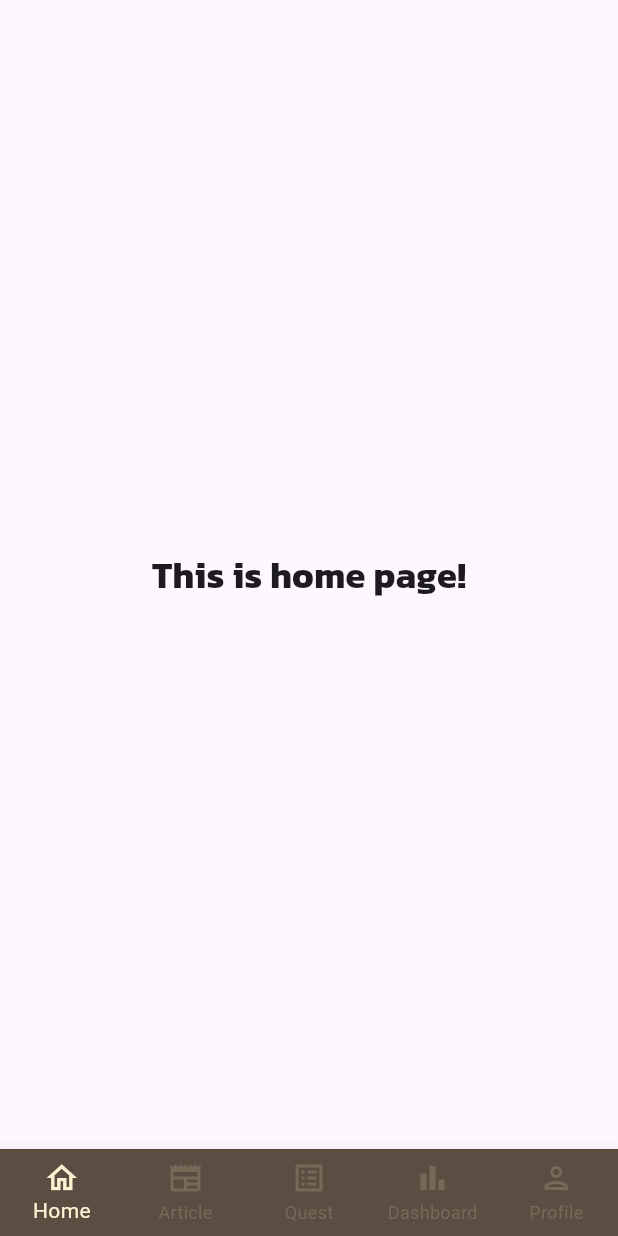
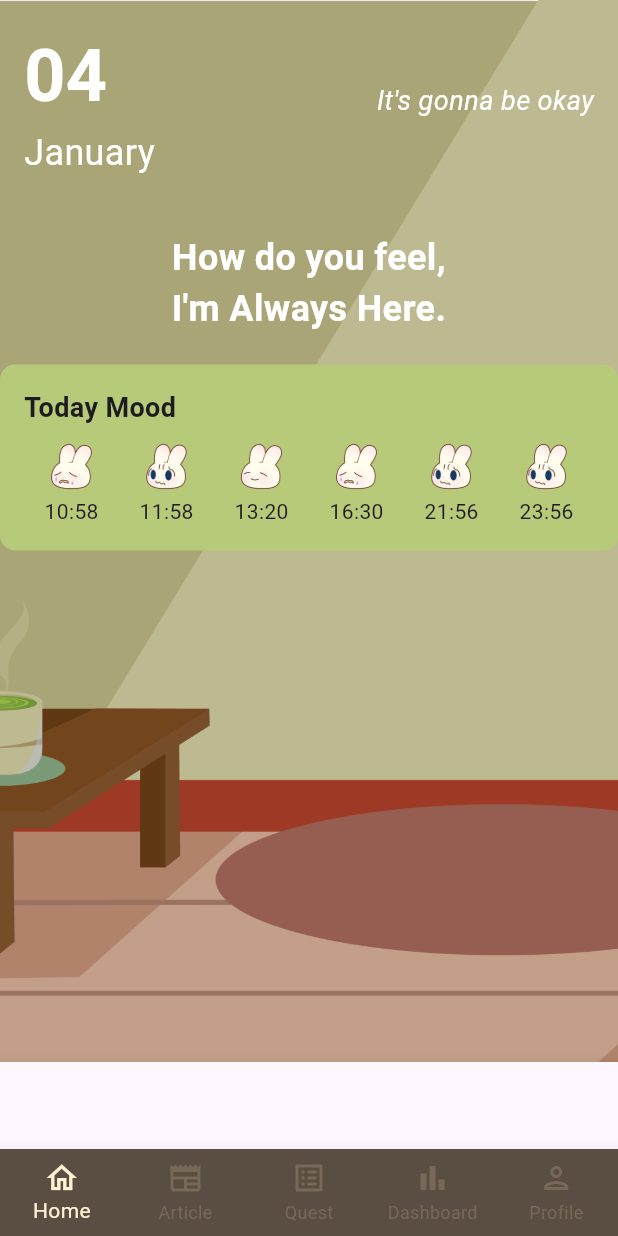
Before and after one commit to lipikakanlayarit/MobileApplication-Project-15, a Flutter app: the screen it shows after launch, on a phone screen of 412 x 824 dp. Run offline on Flutter 3.47's test engine with Material 3 defaults, Android fonts, the phone set to English and light mode, and no system bars.

Commit message:
home page
ยังมะเสร็จ

```diff
--- a/lib/pages/home_page.dart
+++ b/lib/pages/home_page.dart
@@ -1,21 +1,149 @@
 import 'package:flutter/material.dart';
+import 'package:flutter/services.dart';
 
 class HomePage extends StatelessWidget {
   const HomePage({super.key});
 
   @override
   Widget build(BuildContext context) {
-    return const Scaffold(
-      body: Center(
-        child: Text(
-          'This is home page!',
-          style: TextStyle(
-            fontFamily: 'Kanit',
-            fontSize: 24,
-            fontWeight: FontWeight.bold,
+    return Scaffold(
+      body: Stack(
+        children: [
+          // Background Image
+          Positioned.fill(
+            child: Image.asset(
+              'assets/images/HomeBackground-01.png',
+              fit: BoxFit.cover,
+            ),
           ),
-        ),
+          Column(
+            children: [
+              Container(
+                padding: const EdgeInsets.all(16.0),
+                child: Row(
+                  mainAxisAlignment: MainAxisAlignment.spaceBetween,
+                  children: [
+                    Column(
+                      crossAxisAlignment: CrossAxisAlignment.start,
+                      children: const [
+                        Text(
+                          '04',
+                          style: TextStyle(
+                            fontSize: 48,
+                            fontWeight: FontWeight.bold,
+                            color: Colors.white,
+                          ),
+                        ),
+                        Text(
+                          'January',
+                          style: TextStyle(
+                            fontSize: 24,
+                            color: Colors.white,
+                          ),
+                        ),
+                      ],
+                    ),
+                    const Text(
+                      'It\'s gonna be okay',
+                      style: TextStyle(
+                        fontSize: 18,
+                        fontStyle: FontStyle.italic,
+                        color: Colors.white,
+                      ),
+                    ),
+                  ],
+                ),
+              ),
+              const SizedBox(height: 20),
+              const Center(
+                child: Text(
+                  'How do you feel,\nI\'m Always Here.',
+                  textAlign: TextAlign.center,
+                  style: TextStyle(
+                    fontSize: 24,
+                    fontWeight: FontWeight.bold,
+                    color: Colors.white,
+                  ),
+                ),
+              ),
+              const SizedBox(height: 20),
+              Container(
+                padding: const EdgeInsets.all(16.0),
+                decoration: BoxDecoration(
+                  color: const Color.fromRGBO(183, 202, 121, 100),
+                  borderRadius: BorderRadius.circular(10),
+                ),
+                child: Column(
+                  crossAxisAlignment: CrossAxisAlignment.start,
+                  children: [
+                    const Text(
+                      'Today Mood',
+                      style: TextStyle(
+                        fontSize: 18,
+                        fontWeight: FontWeight.bold,
+                      ),
+                    ),
+                    const SizedBox(height: 10),
+                    Row(
+                      mainAxisAlignment: MainAxisAlignment.spaceAround,
+                      children: const [
+                        Moodassets(time: '10:58', assetPath: 'assets/images/sad-01.png'),
+                        Moodassets(time: '11:58', assetPath: 'assets/images/nervous-01.png'),
+                        Moodassets(time: '13:20', assetPath: 'assets/images/normal-01.png'),
+                        Moodassets(time: '16:30', assetPath: 'assets/images/sad-01.png'),
+                        Moodassets(time: '21:56', assetPath: 'assets/images/nervous-01.png'),
+                        Moodassets(time: '23:56', assetPath: 'assets/images/nervous-01.png'),
+                      ],
+                    ),
+                  ],
+                ),
+              ),
+            ],
+          ),
+        ],
+      ),
+      bottomNavigationBar: BottomNavigationBar(
+        items: const [
+          BottomNavigationBarItem(
+            icon: Icon(Icons.home),
+            label: 'Home',
+          ),
+          BottomNavigationBarItem(
+            icon: Icon(Icons.article),
+            label: 'Article',
+          ),
+          BottomNavigationBarItem(
+            icon: Icon(Icons.assignment),
+            label: 'Quest',
+          ),
+          BottomNavigationBarItem(
+            icon: Icon(Icons.dashboard),
+            label: 'Dashboard',
+          ),
+          BottomNavigationBarItem(
+            icon: Icon(Icons.person),
+            label: 'Profile',
+          ),
+        ],
       ),
     );
   }
 }
+
+class Moodassets extends StatelessWidget {
+  final String time;
+  final String assetPath;
+
+  const Moodassets({required this.time, required this.assetPath, super.key});
+
+  @override
+  Widget build(BuildContext context) {
+    return Column(
+      children: [
+        Image.asset(assetPath, width: 32, height: 32),
+        const SizedBox(height: 4),
+        Text(time),
+      ],
+    );
+  }
+}
```
Also changed, not shown: 1 other file.
